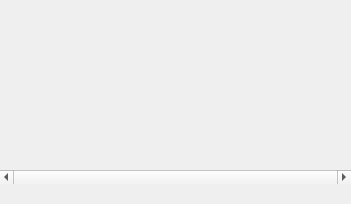
The window that ui/measure_panel.ui (alexandradutz/scopy) describes before a commit, drawn with Qt 5.
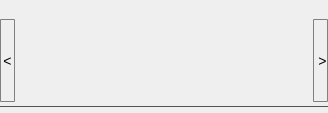
The same window after the commit. Custom widgets are drawn as their Qt base class.

Commit message: MeasurePanel: Promoted scrollArea to a OscCustomScrollArea

Diff of the .ui file:
```diff
--- a/ui/measure_panel.ui
+++ b/ui/measure_panel.ui
@@ -6,8 +6,8 @@
    <rect>
     <x>0</x>
     <y>0</y>
-    <width>351</width>
-    <height>204</height>
+    <width>328</width>
+    <height>113</height>
    </rect>
   </property>
   <property name="sizePolicy">
@@ -16,6 +16,18 @@
     <verstretch>0</verstretch>
    </sizepolicy>
   </property>
+  <property name="minimumSize">
+   <size>
+    <width>0</width>
+    <height>0</height>
+   </size>
+  </property>
+  <property name="maximumSize">
+   <size>
+    <width>16777215</width>
+    <height>113</height>
+   </size>
+  </property>
   <property name="windowTitle">
    <string>Form</string>
   </property>
@@ -38,14 +50,106 @@
    <property name="spacing">
     <number>0</number>
    </property>
-   <item row="1" column="0" colspan="3">
-    <widget class="QScrollArea" name="scrollArea">
+   <item row="0" column="4">
+    <spacer name="verticalSpacer_4">
+     <property name="orientation">
+      <enum>Qt::Vertical</enum>
+     </property>
+     <property name="sizeType">
+      <enum>QSizePolicy::Preferred</enum>
+     </property>
+     <property name="sizeHint" stdset="0">
+      <size>
+       <width>0</width>
+       <height>15</height>
+      </size>
+     </property>
+    </spacer>
+   </item>
+   <item row="1" column="0">
+    <spacer name="horizontalSpacer_2">
+     <property name="orientation">
+      <enum>Qt::Horizontal</enum>
+     </property>
+     <property name="sizeType">
+      <enum>QSizePolicy::Preferred</enum>
+     </property>
+     <property name="sizeHint" stdset="0">
+      <size>
+       <width>0</width>
+       <height>0</height>
+      </size>
+     </property>
+    </spacer>
+   </item>
+   <item row="1" column="5" rowspan="2">
+    <spacer name="horizontalSpacer">
+     <property name="orientation">
+      <enum>Qt::Horizontal</enum>
+     </property>
+     <property name="sizeType">
+      <enum>QSizePolicy::Preferred</enum>
+     </property>
+     <property name="sizeHint" stdset="0">
+      <size>
+       <width>0</width>
+       <height>0</height>
+      </size>
+     </property>
+    </spacer>
+   </item>
+   <item row="2" column="1" colspan="4">
+    <widget class="Line" name="line_2">
+     <property name="sizePolicy">
+      <sizepolicy hsizetype="Expanding" vsizetype="Fixed">
+       <horstretch>0</horstretch>
+       <verstretch>0</verstretch>
+      </sizepolicy>
+     </property>
+     <property name="maximumSize">
+      <size>
+       <width>16777215</width>
+       <height>1</height>
+      </size>
+     </property>
+     <property name="styleSheet">
+      <string notr="true">border: 1px solid rgb(82, 82, 89);</string>
+     </property>
+     <property name="orientation">
+      <enum>Qt::Horizontal</enum>
+     </property>
+    </widget>
+   </item>
+   <item row="0" column="1">
+    <spacer name="verticalSpacer_3">
+     <property name="orientation">
+      <enum>Qt::Vertical</enum>
+     </property>
+     <property name="sizeType">
+      <enum>QSizePolicy::Preferred</enum>
+     </property>
+     <property name="sizeHint" stdset="0">
+      <size>
+       <width>0</width>
+       <height>15</height>
+      </size>
+     </property>
+    </spacer>
+   </item>
+   <item row="1" column="2" colspan="2">
+    <widget class="adiscope::OscCustomScrollArea" name="scrollArea">
      <property name="sizePolicy">
       <sizepolicy hsizetype="Preferred" vsizetype="Preferred">
        <horstretch>0</horstretch>
        <verstretch>0</verstretch>
       </sizepolicy>
      </property>
+     <property name="maximumSize">
+      <size>
+       <width>16777215</width>
+       <height>83</height>
+      </size>
+     </property>
      <property name="styleSheet">
       <string notr="true">QScrollBar:horizontal {
   background: #262628;
@@ -76,10 +180,10 @@
       <number>0</number>
      </property>
      <property name="verticalScrollBarPolicy">
-      <enum>Qt::ScrollBarAsNeeded</enum>
+      <enum>Qt::ScrollBarAlwaysOff</enum>
      </property>
      <property name="horizontalScrollBarPolicy">
-      <enum>Qt::ScrollBarAlwaysOn</enum>
+      <enum>Qt::ScrollBarAlwaysOff</enum>
      </property>
      <property name="sizeAdjustPolicy">
       <enum>QAbstractScrollArea::AdjustToContents</enum>
@@ -92,14 +196,29 @@
        <rect>
         <x>0</x>
         <y>0</y>
-        <width>351</width>
-        <height>158</height>
+        <width>149</width>
+        <height>56</height>
        </rect>
       </property>
       <layout class="QHBoxLayout" name="horizontalLayout">
+       <property name="spacing">
+        <number>6</number>
+       </property>
        <property name="sizeConstraint">
         <enum>QLayout::SetFixedSize</enum>
        </property>
+       <property name="leftMargin">
+        <number>0</number>
+       </property>
+       <property name="topMargin">
+        <number>0</number>
+       </property>
+       <property name="rightMargin">
+        <number>0</number>
+       </property>
+       <property name="bottomMargin">
+        <number>0</number>
+       </property>
        <item>
         <widget class="QWidget" name="cursorReadouts" native="true">
          <property name="sizePolicy">
@@ -163,40 +282,111 @@
      </widget>
     </widget>
    </item>
-   <item row="2" column="1">
-    <spacer name="verticalSpacerBottom">
-     <property name="orientation">
-      <enum>Qt::Vertical</enum>
-     </property>
-     <property name="sizeType">
-      <enum>QSizePolicy::Fixed</enum>
-     </property>
-     <property name="sizeHint" stdset="0">
-      <size>
-       <width>0</width>
-       <height>20</height>
-      </size>
-     </property>
-    </spacer>
-   </item>
-   <item row="0" column="1">
+   <item row="0" column="2">
     <spacer name="verticalSpacerTop">
      <property name="orientation">
       <enum>Qt::Vertical</enum>
      </property>
      <property name="sizeType">
-      <enum>QSizePolicy::Fixed</enum>
+      <enum>QSizePolicy::Preferred</enum>
      </property>
      <property name="sizeHint" stdset="0">
       <size>
        <width>0</width>
-       <height>20</height>
+       <height>15</height>
       </size>
      </property>
     </spacer>
    </item>
+   <item row="1" column="1">
+    <widget class="QPushButton" name="scrollLeftBtn">
+     <property name="sizePolicy">
+      <sizepolicy hsizetype="Maximum" vsizetype="Preferred">
+       <horstretch>0</horstretch>
+       <verstretch>0</verstretch>
+      </sizepolicy>
+     </property>
+     <property name="minimumSize">
+      <size>
+       <width>15</width>
+       <height>0</height>
+      </size>
+     </property>
+     <property name="maximumSize">
+      <size>
+       <width>15</width>
+       <height>200</height>
+      </size>
+     </property>
+     <property name="styleSheet">
+      <string notr="true">QWidget {
+  border-radius: 1px;
+  border: 1px solid gray;
+  background-color: none;
+}
+QPushButton::hover{
+	background-color: rgba(255, 255,  255, 30);
+}</string>
+     </property>
+     <property name="text">
+      <string>&lt;</string>
+     </property>
+     <property name="flat">
+      <bool>true</bool>
+     </property>
+    </widget>
+   </item>
+   <item row="1" column="4">
+    <widget class="QPushButton" name="scrollRightBtn">
+     <property name="sizePolicy">
+      <sizepolicy hsizetype="Preferred" vsizetype="Preferred">
+       <horstretch>0</horstretch>
+       <verstretch>0</verstretch>
+      </sizepolicy>
+     </property>
+     <property name="minimumSize">
+      <size>
+       <width>15</width>
+       <height>0</height>
+      </size>
+     </property>
+     <property name="maximumSize">
+      <size>
+       <width>15</width>
+       <height>200</height>
+      </size>
+     </property>
+     <property name="autoFillBackground">
+      <bool>false</bool>
+     </property>
+     <property name="styleSheet">
+      <string notr="true">QWidget {
+  border-radius: 1px;
+  border: 1px solid gray;
+  background-color: none;
+}
+QPushButton::hover{
+	background-color: rgba(255, 255,  255, 30);
+}</string>
+     </property>
+     <property name="text">
+      <string> &gt;</string>
+     </property>
+     <property name="flat">
+      <bool>true</bool>
+     </property>
+    </widget>
+   </item>
   </layout>
  </widget>
+ <customwidgets>
+  <customwidget>
+   <class>adiscope::OscCustomScrollArea</class>
+   <extends>QScrollArea</extends>
+   <header>osc_custom_scroll.h</header>
+   <container>1</container>
+  </customwidget>
+ </customwidgets>
  <resources/>
  <connections/>
 </ui>
```
Left out of the diff: 22 changed lines with no effect on the pictures.
